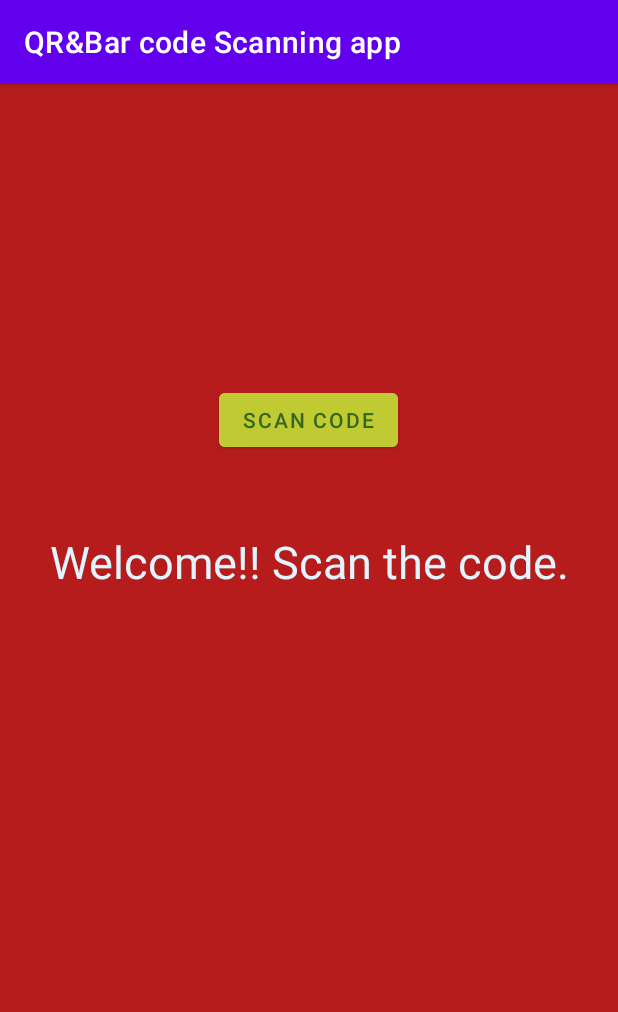
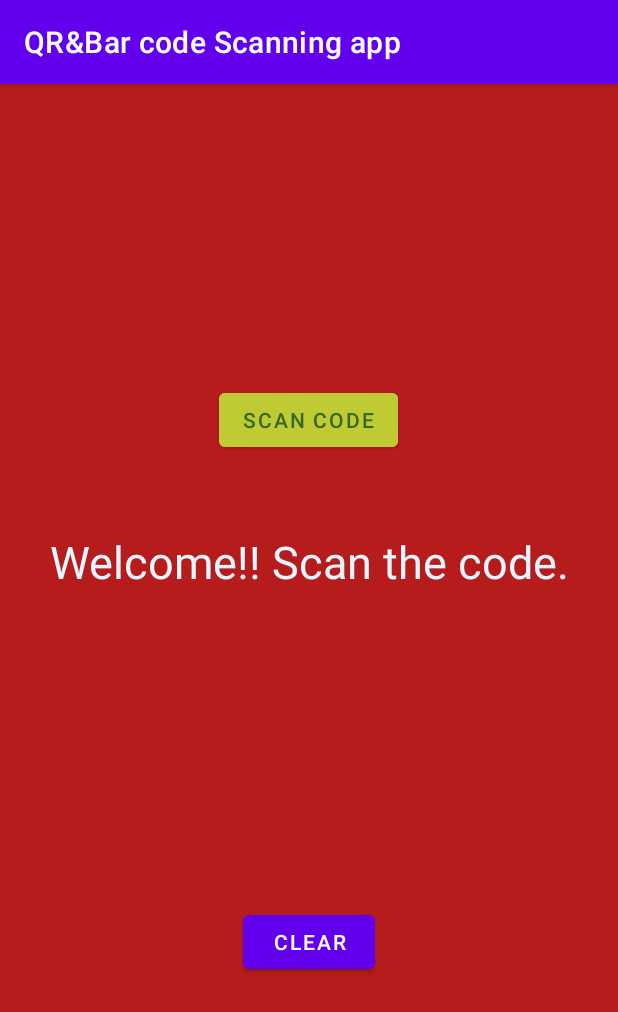
Before and after one commit to sekhar76405/AndRoiD_deV, an Android app: the screen it shows after launch (MainActivity), on a phone screen of 412 x 824 dp. Shown: the top 1012 px of the screen. Run offline under Robolectric (Android 15) with nearby library versions, the phone set to English and light mode, and no system bars; libraries missing offline, so code that uses them is left out: com.google.zxing.integration.

Commit message:
Added a new Clear button

```diff
--- a/QRBarcodeScanningapp/app/src/main/res/layout/activity_main.xml
+++ b/QRBarcodeScanningapp/app/src/main/res/layout/activity_main.xml
@@ -21,15 +21,25 @@
         android:textColor="#33691E"></Button>
 
     <TextView
+        android:id="@+id/txtveiw"
+        android:layout_width="match_parent"
+        android:layout_height="250dp"
+        android:layout_below="@id/btn"
+        android:layout_centerHorizontal="true"
+        android:layout_marginTop="50dp"
+        android:text="Welcome!! Scan the code."
+        android:textAlignment="center"
+        android:textColor="#E1F5FE"
+        android:textSize="30sp" />
+
+    <Button
+        android:id="@+id/clear_btn"
         android:layout_width="wrap_content"
-        android:layout_height="match_parent"
-        android:text="Welcome!! Scan the code."
-        android:textSize="30sp"
-        android:textColor="#E1F5FE"
-        android:layout_below="@id/btn"
-        android:textAlignment="center"
-        android:id="@+id/txtveiw"
-        android:layout_marginTop="50dp"
+        android:layout_height="wrap_content"
         android:layout_centerHorizontal="true"
-        />
+        android:text="Clear"
+        android:layout_below="@id/txtveiw"
+         />
+
+
 </RelativeLayout>
```
